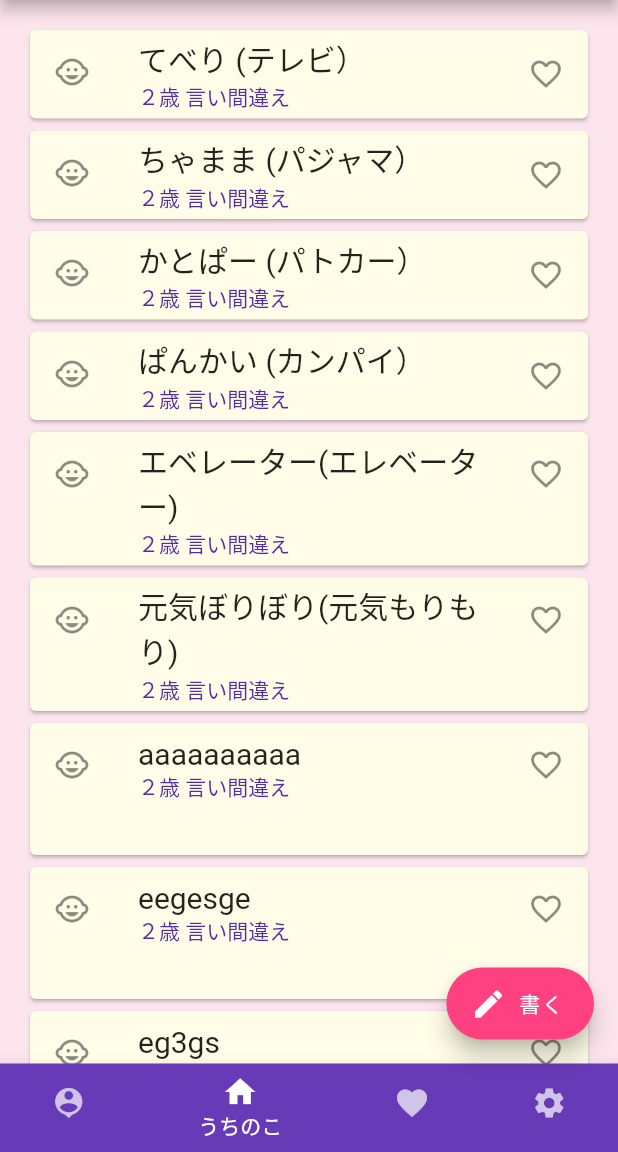
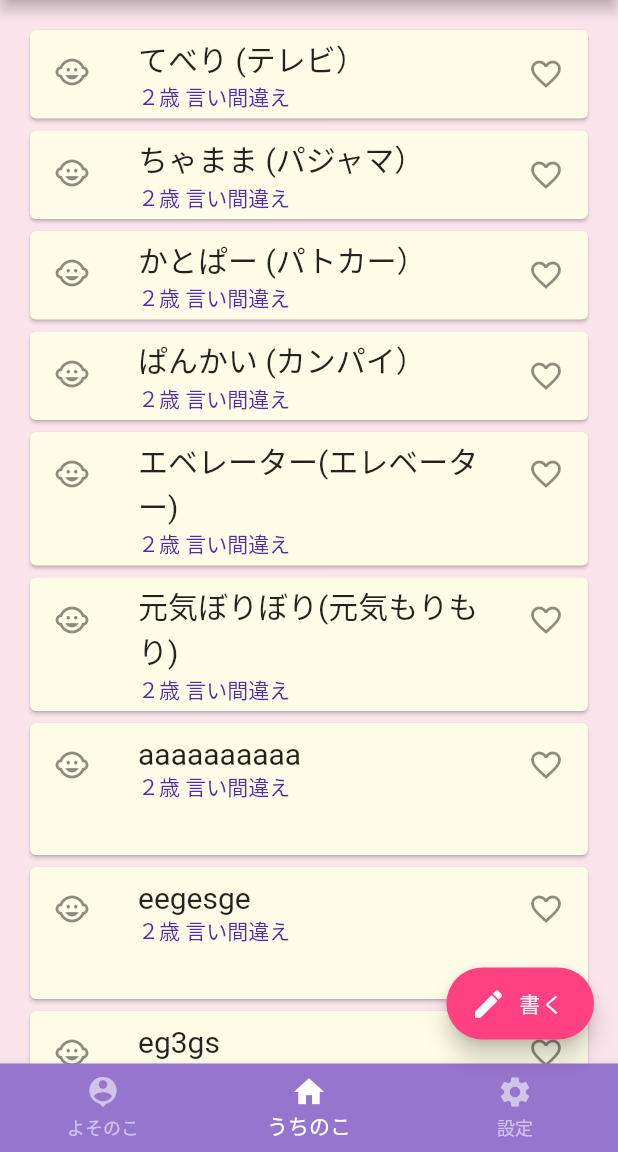
Before and after one commit to megumikanX/my_child_record, a Flutter app: the screen it shows after launch, item 2 of the bottom bar chosen, on a phone screen of 412 x 824 dp, the part 84-1236 px from its top. Run offline on Flutter 3.47's test engine with Material 2 defaults, Android fonts, the phone set to English and light mode, and no system bars; our stand-ins replace cloud_firestore, firebase_auth; accounts and stored records are empty.

Commit message:
メイン画面実装中

```diff
--- a/lib/main.dart
+++ b/lib/main.dart
@@ -1,5 +1,6 @@
 import 'package:flutter/material.dart';
-import 'listScreen.dart';
+import 'myListScreen.dart';
+import 'publicListScreen.dart';
 import 'inputScreen.dart';
 import 'settingScreen.dart';
 import 'registrationScreen.dart';
@@ -42,6 +43,8 @@ class MainPageWidget extends StatefulWidget {
 
 class _MainPageState extends State<MainPageWidget> {
   int _selectedIndex = 0;
+  static String _uid;
+
   static List<String> _words = [
     'てべり (テレビ）',
     'ちゃまま (パジャマ）',
@@ -59,13 +62,14 @@ class _MainPageState extends State<MainPageWidget> {
   ];
 
   final _auth = FirebaseAuth.instance;
-  final _firestore = Firestore.instance;
+  //final _firestore = Firestore.instance;
   FirebaseUser loggedInUser;
 
   final _pageWidgets = [
-    ListPageWidget(words: _words),
-    ListPageWidget(words: _words),
-    ListPageWidget(words: _words),
+    ListPageWidget(uid: _uid),
+    PublicListPageWidget(words: _words),
+    //ListPageWidget(uid: _uid),
+    //ListPageWidget(words: _words),
     PageWidget(color: Colors.amber[100], title: '設定'),
   ];
 
@@ -74,7 +78,7 @@ class _MainPageState extends State<MainPageWidget> {
     super.initState();
 
     getCurrentUser();
-    getWords();
+    //getWords();
   }
 
   void getCurrentUser() async {
@@ -84,6 +88,7 @@ class _MainPageState extends State<MainPageWidget> {
         loggedInUser = user;
         print(loggedInUser.email);
         print(loggedInUser.uid);
+        _uid = loggedInUser.uid;
       } else {
         print('not login');
       }
@@ -92,13 +97,14 @@ class _MainPageState extends State<MainPageWidget> {
     }
   }
 
-  void getWords() async {
-    final words = await _firestore.collection('words').getDocuments();
-    for (var word in words.documents) {
-      print(word.data);
-    }
-  }
+//  void getWords() async {
+//    final words = await _firestore.collection('words').getDocuments();
+//    for (var word in words.documents) {
+//      print(word.data);
+//    }
+//  }
 
+  //ボトムナビでメニューが選ばれた時
   void _onItemTapped(int index) {
     setState(() {
       _selectedIndex = index;
@@ -142,11 +148,11 @@ class _MainPageState extends State<MainPageWidget> {
             title: Text('うちのこ'),
             backgroundColor: Colors.deepPurple,
           ),
-          BottomNavigationBarItem(
-            icon: Icon(Icons.favorite),
-            title: Text('お気に入り'),
-            backgroundColor: Colors.deepPurple,
-          ),
+//          BottomNavigationBarItem(
+//            icon: Icon(Icons.favorite),
+//            title: Text('お気に入り'),
+//            backgroundColor: Colors.deepPurple,
+//          ),
           BottomNavigationBarItem(
             icon: Icon(Icons.settings),
             title: Text('設定'),
--- a/lib/listScreen.dart
+++ b/lib/publicListScreen.dart
@@ -1,16 +1,16 @@
 import 'package:flutter/material.dart';
 
 // 語録リストのページ
-class ListPageWidget extends StatefulWidget {
-
+class PublicListPageWidget extends StatefulWidget {
   final List<String> words;
 
-  ListPageWidget({Key key, this.words}) : super(key: key);
+  PublicListPageWidget({Key key, this.words}) : super(key: key);
 
   @override
-  ListPageWidgetState createState() => ListPageWidgetState();
+  PublicListPageWidgetState createState() => PublicListPageWidgetState();
 }
-class ListPageWidgetState extends State<ListPageWidget> {
+
+class PublicListPageWidgetState extends State<PublicListPageWidget> {
   final Set<String> _saved = Set<String>();
   final TextStyle _biggerFont = TextStyle(fontSize: 20.0);
   final TextStyle _subFont = TextStyle(color: Colors.deepPurple[700]);
@@ -22,15 +22,17 @@ class ListPageWidgetState extends State<ListPageWidget> {
       body: _buildListView(),
     );
   }
+
   Widget _buildListView() {
     return ListView.builder(
-        padding: const EdgeInsets.all(16.0),
-        itemBuilder:  (context, i) {
-          return _buildRow(widget.words[i]);
-        },
-        itemCount: widget.words.length,
-      );
+      padding: const EdgeInsets.all(16.0),
+      itemBuilder: (context, i) {
+        return _buildRow(widget.words[i]);
+      },
+      itemCount: widget.words.length,
+    );
   }
+
   Widget _buildRow(String word) {
     final bool alreadySaved = _saved.contains(word);
     return Card(
--- a/firestore.txt
+++ b/memo.txt
@@ -10,7 +10,6 @@ words:
     title: String
     detail: String
     memo: String
-    //tagIDs: [String]?
     ageOption: Int
     typeOption: Int
     favCount: Int
@@ -21,11 +20,11 @@ words:
 snapshot listener
 max 1MB per document
 
-うちの子:
-    wordsから自分のwordだけ抽出
+うちの子語録一覧:
+    wordsから自分userIDのwordだけ抽出
     編集ボタンが要る
 
-よその子:
+よその子語録一覧:
     人気順
     新着順
 
```
Also changed, not shown: lib/myListScreen.dart (added, +78 -0 lines).
